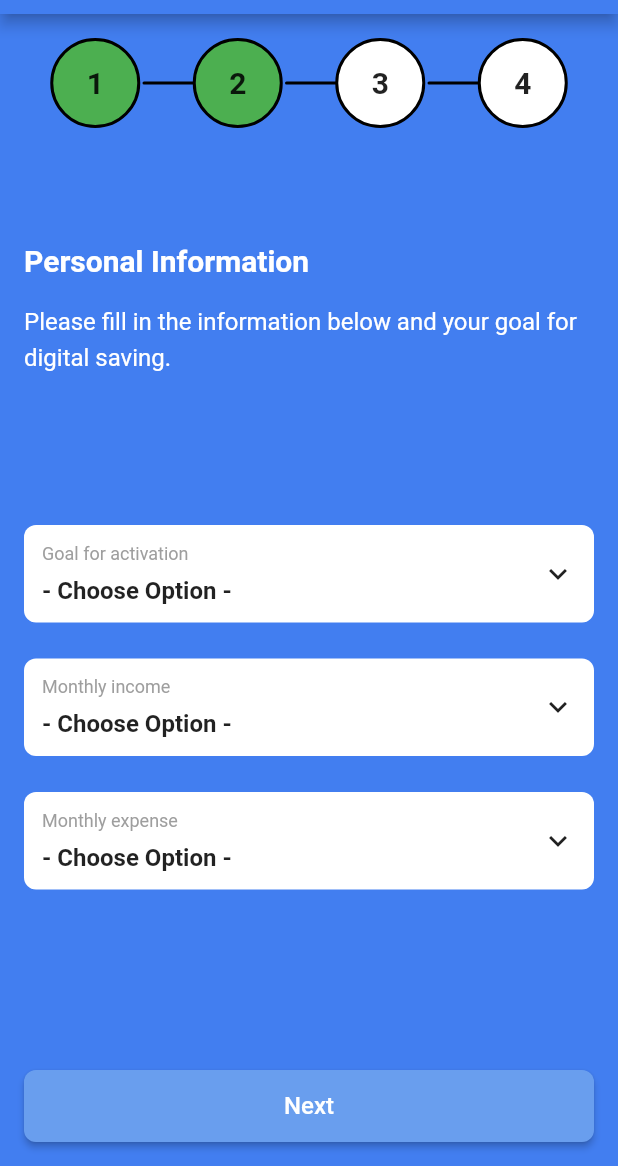
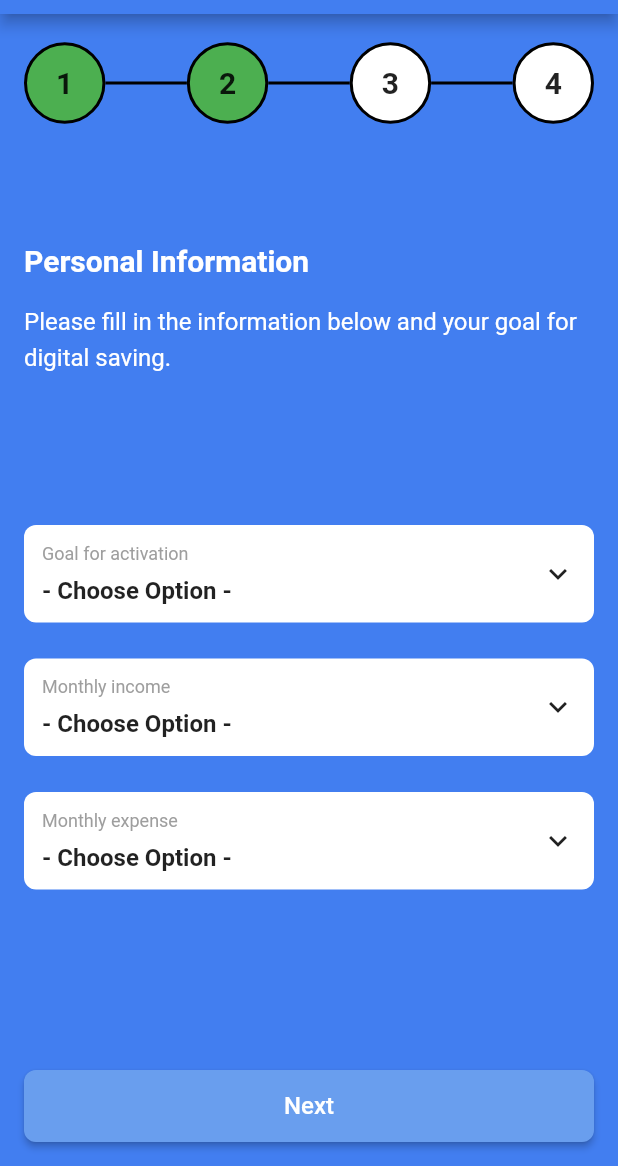
Before and after one commit to ParitoshVaidya/flutter-sample-ui, a Flutter app: the StepOne screen opened by its route, after a tap on "Next", on a phone screen of 412 x 824 dp, the part 70-1236 px from its top. Run offline on Flutter 3.47's test engine with Material 2 defaults, Android fonts, the phone set to English and light mode, and no system bars.

Commit message:
Updated StepperWizard UI

```diff
--- a/lib/widgets/StepperWizard.dart
+++ b/lib/widgets/StepperWizard.dart
@@ -14,35 +14,29 @@ class StepperWizard extends StatelessWidget {
       child: Row(
         children: <Widget>[
           StepperStep(1, currentStep),
-          CustomPaint(painter: HorizontalLine()),
+          Expanded(
+            child: Divider(
+              thickness: 2,
+              color: Colors.black,
+            ),
+          ),
           StepperStep(2, currentStep),
-          CustomPaint(painter: HorizontalLine()),
+          Expanded(
+            child: Divider(
+              thickness: 2,
+              color: Colors.black,
+            ),
+          ),
           StepperStep(3, currentStep),
-          CustomPaint(painter: HorizontalLine()),
+          Expanded(
+            child: Divider(
+              thickness: 2,
+              color: Colors.black,
+            ),
+          ),
           StepperStep(4, currentStep),
         ],
       ),
     );
   }
 }
-
-class HorizontalLine extends CustomPainter {
-  Paint _paint;
-
-  HorizontalLine() {
-    _paint = Paint()
-      ..color = Colors.black
-      ..strokeWidth = 2
-      ..strokeCap = StrokeCap.round;
-  }
-
-  @override
-  void paint(Canvas canvas, Size size) {
-    canvas.drawLine(Offset(-15.0, 0.0), Offset(30.0, 0.0), _paint);
-  }
-
-  @override
-  bool shouldRepaint(CustomPainter oldDelegate) {
-    return false;
-  }
-}
```
